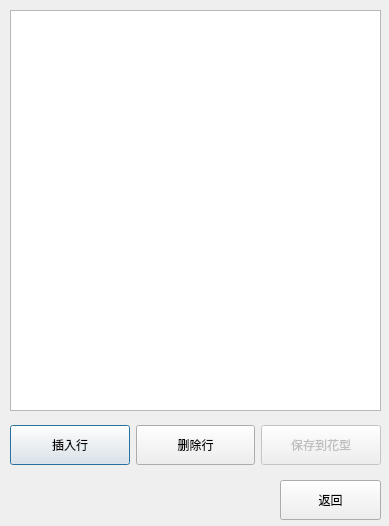
Above: qhuabanxhform.ui from httpftpli/mdimh before the change. Below: the same form after it.
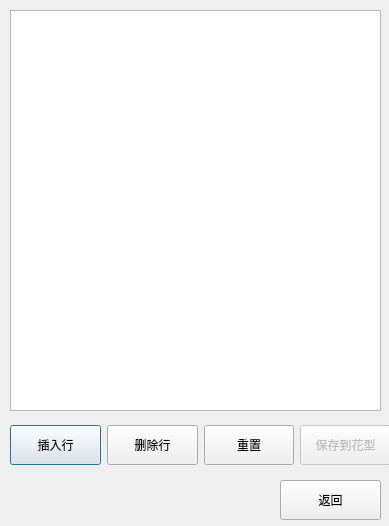
That is the form after the change.

```diff
--- a/qhuabanxhform.ui
+++ b/qhuabanxhform.ui
@@ -21,7 +21,7 @@
     <rect>
      <x>10</x>
      <y>420</y>
-     <width>371</width>
+     <width>381</width>
      <height>51</height>
     </rect>
    </property>
@@ -52,6 +52,19 @@
       </property>
      </widget>
     </item>
+    <item>
+     <widget class="QPushButton" name="pushButton_3">
+      <property name="minimumSize">
+       <size>
+        <width>0</width>
+        <height>40</height>
+       </size>
+      </property>
+      <property name="text">
+       <string>重置</string>
+      </property>
+     </widget>
+    </item>
     <item>
      <widget class="QPushButton" name="pushButton_4">
       <property name="enabled">
```
